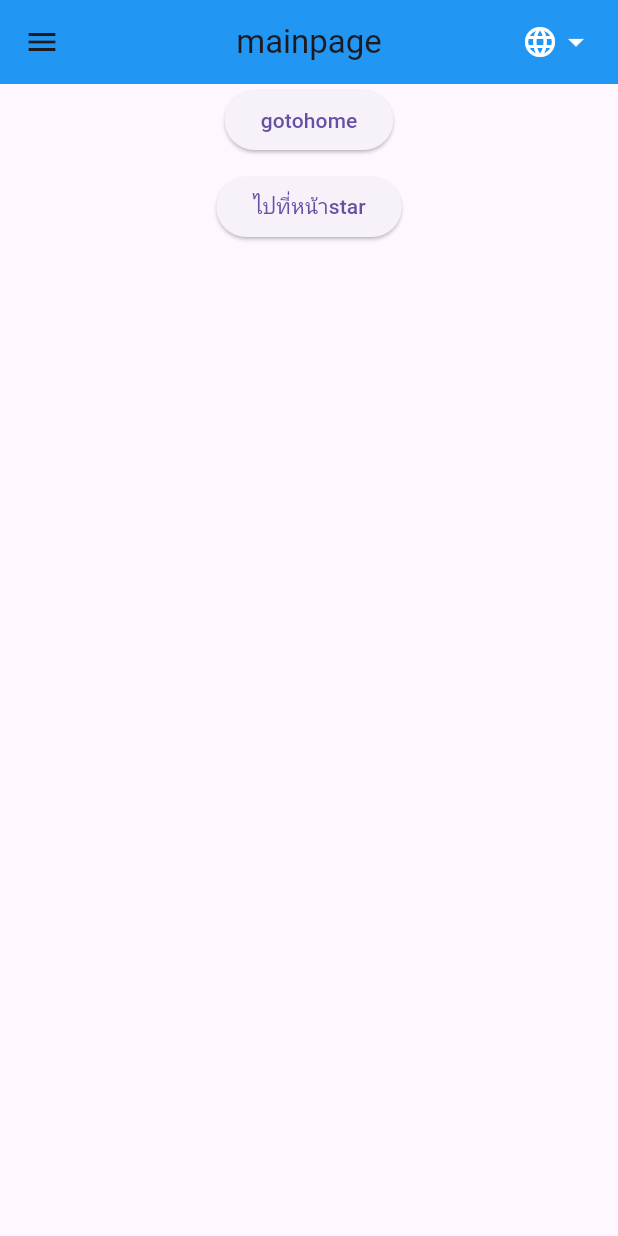
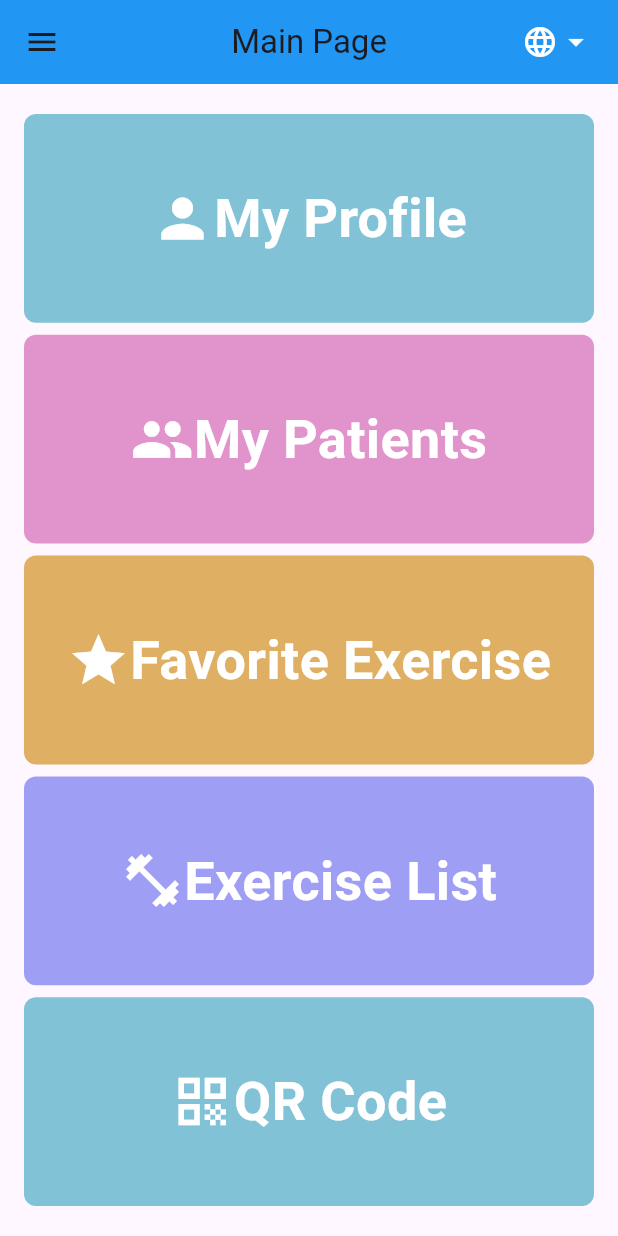
Before and after one commit to Bossy8bit/Rehab2024_flutter, a Flutter app: the screen it shows after launch, on a phone screen of 412 x 824 dp. Run offline on Flutter 3.47's test engine with Material 3 defaults, Android fonts, the phone set to English and light mode, and no system bars; our stand-ins replace go_router; generated files the repository leaves out were written again.

Commit message:
main_7
-Editing Button
-Editting lang options
-Editing go route

```diff
--- a/rehab2024/lib/HomeScreen.dart
+++ b/rehab2024/lib/HomeScreen.dart
@@ -4,6 +4,7 @@ import 'package:go_router/go_router.dart';
 import 'package:flutter_gen/gen_l10n/app_localizations.dart';
 
 import 'CustomScaffold.dart';
+import 'MenuButton.dart';
 
 class HomeScreen extends StatelessWidget {
    final Function(Locale) changeLanguage;
@@ -15,32 +16,46 @@ class HomeScreen extends StatelessWidget {
     return CustomScaffold(
       changeLanguage: changeLanguage,
       appBar: AppBar(),
-      body: SingleChildScrollView(
-        child:Center(
+      body:  Container(
+        width: double.infinity,
+        height: MediaQuery.of(context).size.height,
+        padding: const EdgeInsets.all(16.0),
         child: Column(
-          mainAxisSize: MainAxisSize.min,
-
+          mainAxisAlignment: MainAxisAlignment.spaceEvenly,
           children: [
-            ElevatedButton(
-              onPressed: () {
-                context.go('/'); // นำทางไปที่หน้าhome
-              },
-              child:  Text(AppLocalizations.of(context)!.gotohome)
+              MenuButton(
+              icon: Icons.person,
+              text: AppLocalizations.of(context)!.myProfile, // Localized text
+              color: Color.fromRGBO(129, 194, 214, 1),
+              routePath: '/profile'
             ),
-
-            SizedBox(height: 10),
-
-            ElevatedButton(
-              onPressed: () {
-                context.go('/star'); // นำทางไปที่หน้าstar
-              },
-              child: Text('ไปที่หน้าstar'),
+            MenuButton(
+              icon: Icons.people,
+              text: AppLocalizations.of(context)!.myPatients, // Localized text
+              color: Color.fromRGBO(225, 148, 203, 1),
+              routePath: '/patients'
             ),
-
-            ],
-          ),
+            MenuButton(
+              icon: Icons.star,
+              text: AppLocalizations.of(context)!.favoriteExercise, // Localized text
+              color: Color.fromRGBO(223, 176, 99, 1),
+              routePath: '/favorite-exercise'
+            ),
+            MenuButton(
+              icon: Icons.fitness_center,
+              text: AppLocalizations.of(context)!.exerciseList, // Localized text
+              color: const Color.fromRGBO(159, 158, 245, 1),
+              routePath: '/exercise-list'
+            ),
+            MenuButton(
+              icon: Icons.qr_code,
+              text: AppLocalizations.of(context)!.qrCode, // Localized text
+              color: const Color.fromRGBO(129, 194, 214, 1),
+              routePath: '/qr-code'
+            ),
+                    ],
         ),
-      )
+      ),
     );
   }
 }
--- /dev/null
+++ b/rehab2024/lib/MenuButton.dart
@@ -0,0 +1,55 @@
+import 'package:flutter/material.dart';
+import 'package:go_router/go_router.dart';
+
+class MenuButton extends StatelessWidget {
+  final IconData icon;
+  final String text;
+  final Color color;
+  final String routePath;
+
+  const MenuButton({
+    Key? key,
+    required this.icon,
+    required this.text,
+    required this.color,
+    required this.routePath,
+  }) : super(key: key);
+
+  @override
+  Widget build(BuildContext context) {
+    return Expanded(
+      child: GestureDetector(
+        onTap: () {
+          context.go(routePath); // Navigate to the specified route path
+        },
+        child: Container(
+          margin: EdgeInsets.symmetric(vertical: 4.0),
+          decoration: BoxDecoration(
+            color: color,
+            borderRadius: BorderRadius.circular(8),
+          ),
+          child: Center(
+            child: Row(
+              mainAxisSize: MainAxisSize.min,
+              mainAxisAlignment: MainAxisAlignment.center,
+              crossAxisAlignment: CrossAxisAlignment.center,
+              children: [
+                Icon(icon, color: Colors.white, size: 42),
+
+                Text(
+                  text,
+                  style: TextStyle(
+                    color: Colors.white,
+                    fontSize: 36,
+                    fontWeight: FontWeight.bold,
+                  ),
+                  textAlign: TextAlign.center,
+                ),
+              ],
+            ),
+          ),
+        ),
+      ),
+    );
+  }
+}
--- a/rehab2024/lib/l10n/intl_en.arb
+++ b/rehab2024/lib/l10n/intl_en.arb
@@ -1,11 +1,16 @@
 {
     "helloworld":"helloworld",
-    "mainpage":"mainpage",
-    "menu":"menu",
+
+    "menu":"Menu",
     "details":"details",
-    "gotohome":"gotohome"
+    "gotohome":"gotohome",
 
-
+    "mainpage": "Main Page",
+    "myProfile": "My Profile",
+    "myPatients": "My Patients",
+    "favoriteExercise": "Favorite Exercise",
+    "exerciseList": "Exercise List",
+    "qrCode": "QR Code"
 
 
 }
--- a/rehab2024/lib/l10n/intl_th.arb
+++ b/rehab2024/lib/l10n/intl_th.arb
@@ -1,7 +1,13 @@
 {
-    "helloworld":"สวัสดี",
-    "mainpage":"หน้าหลัก",
+
     "menu":"เมนู",
     "details":"รายละเอียด",
-    "gotohome":"ไปที่หน้าโฮม"
+    "gotohome":"ไปที่หน้าโฮม",
+
+    "mainpage": "หน้าหลัก",
+    "myProfile": "โปรไฟล์ของฉัน",
+    "myPatients": "ผู้ป่วยของฉัน",
+    "favoriteExercise": "การออกกำลังกายที่ชื่นชอบ",
+    "exerciseList": "รายการออกกำลังกาย",
+    "qrCode": "รหัส QR"
 }
--- a/rehab2024/lib/main.dart
+++ b/rehab2024/lib/main.dart
@@ -1,63 +1,13 @@
-
-
-// import 'package:flutter/material.dart';
-// import 'package:flutter_localizations/flutter_localizations.dart';
-// import 'package:go_router/go_router.dart';
-// import 'package:flutter_gen/gen_l10n/app_localizations.dart';
-// import 'HomeScreen.dart';
-
-// void main() {
-//   runApp(MyApp());
-// }
-
-// class MyApp extends StatefulWidget {
-//   @override
-//   _MyAppState createState() => _MyAppState();
-// }
-// class _MyAppState extends State<MyApp> {
-//   Locale _locale = Locale('en'); // Default locale
-
-//   // Function to update the app's locale
-//   void _changeLanguage(Locale locale) {
-//     setState(() {
-//       _locale = locale;
-//     });
-//   }
-
-//   @override
-//   Widget build(BuildContext context) {
-//     final GoRouter _router = GoRouter(
-//       routes: [
-//         GoRoute(
-//           path: '/',
-//           builder: (context, state) => HomeScreen(),
-//         ),
-//       ],
-//     );
-
-//     return MaterialApp.router(
-//       routerConfig: _router,
-//       locale: _locale, // Set the locale for the entire app
-//       debugShowCheckedModeBanner: false,
-//       localizationsDelegates: [
-//         AppLocalizations.delegate,
-//         GlobalMaterialLocalizations.delegate,
-//         GlobalWidgetsLocalizations.delegate,
-//         GlobalCupertinoLocalizations.delegate,
-//       ],
-//       supportedLocales: AppLocalizations.supportedLocales,
-//     );
-//   }
-// }
 
 
 import 'package:flutter/material.dart';
 import 'package:flutter_localizations/flutter_localizations.dart';
 import 'package:go_router/go_router.dart';
 import 'package:flutter_gen/gen_l10n/app_localizations.dart';
+import 'package:rehab2024/CustomScaffold.dart';
 import 'HomeScreen.dart';
 
-
+import 'MenuButton.dart';
 
 void main() {
   runApp(MyApp());
@@ -79,12 +29,18 @@ class _MyAppState extends State<MyApp> {
 
   @override
   Widget build(BuildContext context) {
+    // Configure GoRouter with the routes
 final GoRouter _router = GoRouter(
   routes: [
     GoRoute(
       path: '/',
-          builder: (context, state) => HomeScreen(changeLanguage: _changeLanguage), // Pass changeLanguage to HomeScreen
+      builder: (context, state) => HomeScreen(changeLanguage: _changeLanguage,),
     ),
+    // GoRoute(
+    //   path: '/form',
+    //   builder: (context, state) => FormExample(changeLanguage: _changeLanguage,),
+    // ),
+
   ],
 );
 
```
Lines whose indentation alone changed are shown as unchanged.
